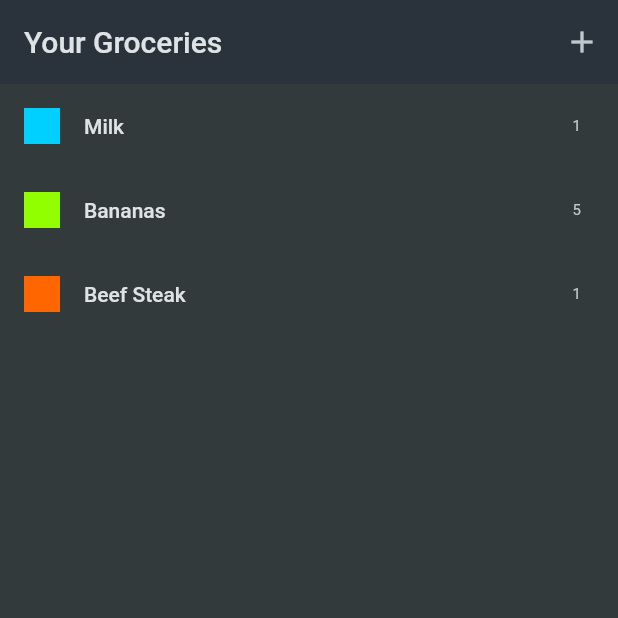
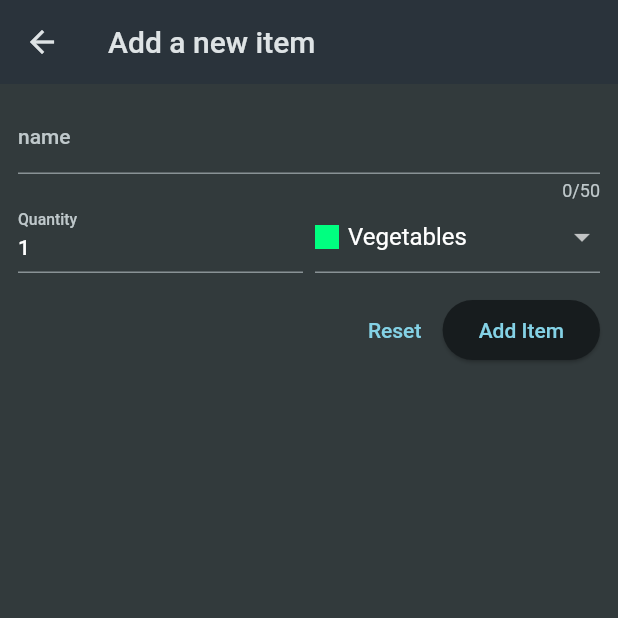
Before and after one commit to awells2399/flutter_projects, a Flutter app: the screen it shows after launch, after a tap on the "add" icon, on a phone screen of 412 x 824 dp, the top half of it. Run offline on Flutter 3.47's test engine with Material 2 defaults, Android fonts, the phone set to English and light mode, and no system bars; our stand-ins replace flutter_riverpod, google_fonts, transparent_image.

Commit message:
Add new Item form

```diff
--- a/shopping_list/lib/main.dart
+++ b/shopping_list/lib/main.dart
@@ -22,7 +22,7 @@ class MyApp extends StatelessWidget {
           ),
           scaffoldBackgroundColor: const Color.fromARGB(255, 50, 58, 60),
         ),
-        home: GroceryList() // Next up
+        home: const GroceryList() // Next up
         );
   }
 }
--- a/shopping_list/lib/screens/grocery_list.dart
+++ b/shopping_list/lib/screens/grocery_list.dart
@@ -1,9 +1,31 @@
 import 'package:flutter/material.dart';
-import 'package:shopping_list/data/dummy_items.dart';
+import 'package:shopping_list/models/grocery_item.dart';
 import 'package:shopping_list/widgets/item_bullet.dart';
+import 'package:shopping_list/widgets/new_item.dart';
 
-class GroceryList extends StatelessWidget {
+class GroceryList extends StatefulWidget {
   const GroceryList({super.key});
+
+  @override
+  State<GroceryList> createState() => _GroceryListState();
+}
+
+class _GroceryListState extends State<GroceryList> {
+  final List<GroceryItem> _groceryItems = [];
+
+  void _addItem() async {
+    final newItem = await Navigator.of(context).push<GroceryItem>(
+      MaterialPageRoute(
+        builder: (ctx) => const NewItem(),
+      ),
+    );
+    if (newItem == null) {
+      return;
+    }
+    setState(() {
+      _groceryItems.add(newItem);
+    });
+  }
 
   @override
   Widget build(BuildContext context) {
@@ -12,17 +34,17 @@ class GroceryList extends StatelessWidget {
         title: const Text('Your Groceries'),
         actions: [
           IconButton(
-            onPressed: () {},
+            onPressed: _addItem,
             icon: const Icon(Icons.add),
           ),
         ],
       ),
       body: ListView.builder(
-        itemCount: groceryItems.length,
+        itemCount: _groceryItems.length,
         itemBuilder: (ctx, index) => ListTile(
-          leading: ItemBullet(color: groceryItems[index].category.color),
-          title: Text(groceryItems[index].name),
-          trailing: Text(groceryItems[index].quantity.toString()),
+          leading: ItemBullet(color: _groceryItems[index].category.color),
+          title: Text(_groceryItems[index].name),
+          trailing: Text(_groceryItems[index].quantity.toString()),
         ),
       ),
     );
--- /dev/null
+++ b/shopping_list/lib/widgets/new_item.dart
@@ -0,0 +1,131 @@
+import 'package:flutter/material.dart';
+import 'package:shopping_list/data/categories.dart';
+import 'package:shopping_list/models/category.dart';
+import 'package:shopping_list/models/grocery_item.dart';
+
+class NewItem extends StatefulWidget {
+  const NewItem({super.key});
+
+  @override
+  State<NewItem> createState() {
+    return _NewItem();
+  }
+}
+
+class _NewItem extends State<NewItem> {
+  final _formKey = GlobalKey<FormState>(debugLabel: 'Add new Item Form');
+  var _enteredName = '';
+  var _enteredQuantity = 1;
+  var _selectedCategory = categories[Categories.vegetables]!;
+
+  void _saveItem() {
+    if (_formKey.currentState!.validate()) {
+      _formKey.currentState!.save();
+      Navigator.of(context).pop(GroceryItem(
+        id: DateTime.now().toString(),
+        name: _enteredName,
+        quantity: _enteredQuantity,
+        category: _selectedCategory,
+      ));
+    } else {}
+  }
+
+  @override
+  Widget build(BuildContext context) {
+    return Scaffold(
+      appBar: AppBar(
+        title: const Text('Add a new item'),
+      ),
+      body: Padding(
+        padding: const EdgeInsets.all(12),
+        child: Form(
+          key: _formKey,
+          child: Column(
+            children: [
+              TextFormField(
+                maxLength: 50,
+                decoration: const InputDecoration(
+                  label: Text('name'),
+                ),
+                validator: (value) {
+                  if (value == null ||
+                      value.isEmpty ||
+                      value.trim().length <= 1 ||
+                      value.trim().length > 50) {
+                    return 'Must be between 1 and 50 characters.';
+                  }
+                  return null;
+                },
+                onSaved: (value) => {_enteredName = value!},
+              ),
+              Row(
+                crossAxisAlignment: CrossAxisAlignment.end,
+                children: [
+                  Expanded(
+                    child: TextFormField(
+                      keyboardType: TextInputType.number,
+                      decoration:
+                          const InputDecoration(label: Text('Quantity')),
+                      initialValue: _enteredQuantity.toString(),
+                      validator: (value) {
+                        if (value == null ||
+                            value.isEmpty ||
+                            int.tryParse(value) == null ||
+                            int.tryParse(value)! <= 0) {
+                          return 'Must be a valid positive number.';
+                        }
+                        return null;
+                      },
+                      onSaved: (value) =>
+                          {_enteredQuantity = int.parse(value!)},
+                    ),
+                  ),
+                  const SizedBox(width: 8),
+                  Expanded(
+                    child: DropdownButtonFormField(
+                        value: _selectedCategory,
+                        items: [
+                          for (final category in categories.entries)
+                            DropdownMenuItem(
+                              value: category.value,
+                              child: Row(
+                                children: [
+                                  Container(
+                                    width: 16,
+                                    height: 16,
+                                    color: category.value.color,
+                                  ),
+                                  const SizedBox(width: 6),
+                                  Text(category.value.title)
+                                ],
+                              ),
+                            )
+                        ],
+                        onChanged: (value) {
+                          setState(() {
+                            _selectedCategory = value!;
+                          });
+                        }),
+                  )
+                ],
+              ),
+              const SizedBox(height: 14),
+              Row(
+                mainAxisAlignment: MainAxisAlignment.end,
+                children: [
+                  TextButton(
+                      onPressed: () => _formKey.currentState!.reset(),
+                      child: const Text('Reset')),
+                  ElevatedButton(
+                    onPressed: _saveItem,
+                    child: const Text('Add Item'),
+                  ),
+                ],
+              )
+            ],
+          ),
+        ),
+      ),
+    );
+  }
+}
```
